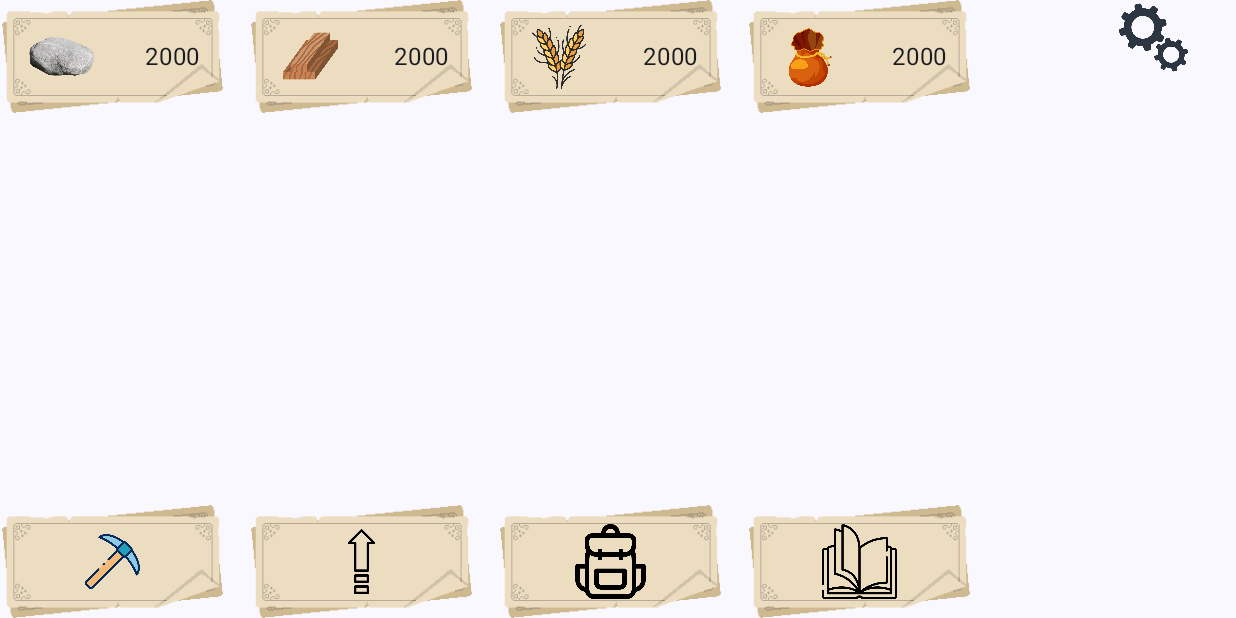
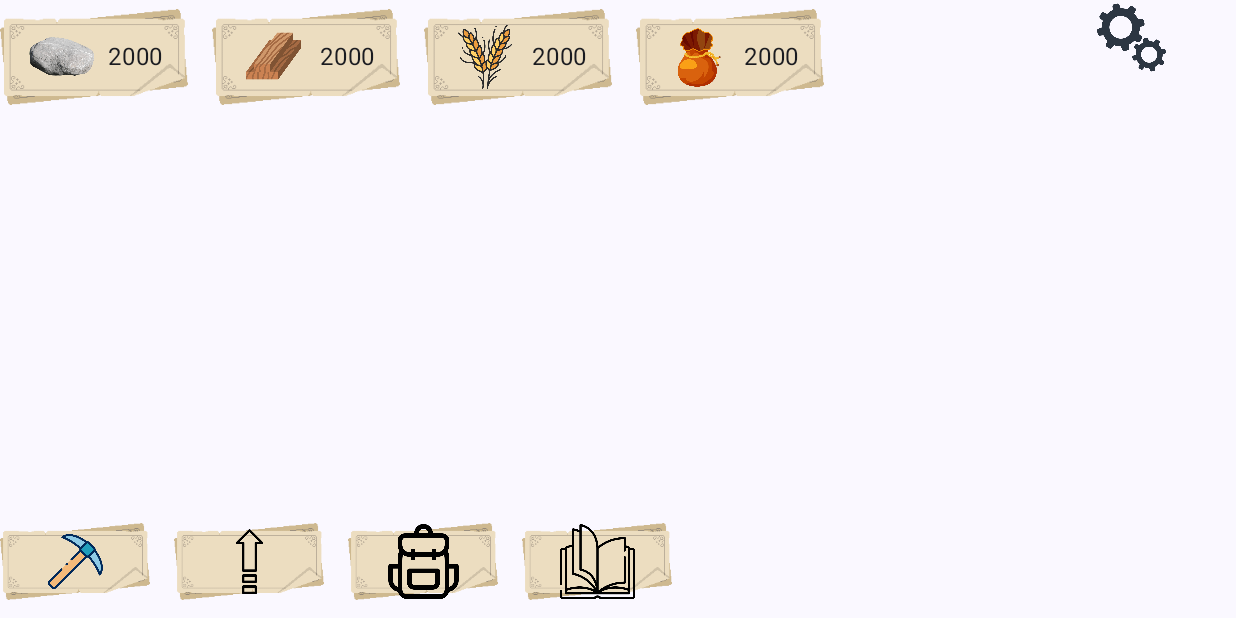
Before and after one commit to ISaejinI/Mofland, an Android app built with Jetpack Compose: the screen it shows after launch (MainActivity), on a phone screen of 824 x 412 dp (held sideways). Run offline under Robolectric (Android 15) with nearby library versions, the phone set to English and light mode, and no system bars.

Commit message:
c'est trop beau

```diff
--- a/app/src/main/java/com/example/mofland/MainActivity.kt
+++ b/app/src/main/java/com/example/mofland/MainActivity.kt
@@ -85,7 +85,7 @@ fun Greeting(name: String, modifier: Modifier = Modifier) {
         CadreComposantUp(modifier = Modifier, nbrRessource = wheats, imgRessource = wheat)
         Spacer(modifier = Modifier.width(espacement.dp))
         CadreComposantUp(modifier = Modifier, nbrRessource = golds, imgRessource = gold)
-        Spacer(modifier = Modifier.width(96.dp))
+        Spacer(modifier = Modifier.width(180.dp))
         EngrenageIcon(modifier = Modifier)
 
     }
@@ -109,7 +109,7 @@ fun CadreComposantUp(modifier: Modifier = Modifier, nbrRessource: Int, imgRessou
 
 
     Box(modifier = Modifier
-        .width(150.dp)
+        .width(125.dp)
         .height(75.dp)) {
         Image(
             painter = cadre,
@@ -139,7 +139,7 @@ fun CadreComposantDown(modifier: Modifier = Modifier, imgRessource: Painter){
     val cadre = painterResource(R.drawable.cadre)
 
     Box(modifier = Modifier
-        .width(150.dp)
+        .width(100.dp)
         .height(75.dp)) {
         Image(
             painter = cadre,
```
